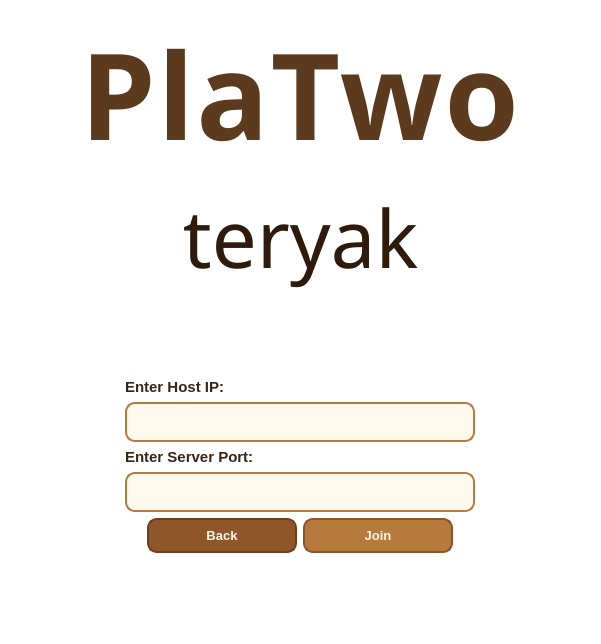
First picture: the form in UI/Network/guest_page.ui, repository PlaTwo-project/PlaTwo, before the edit; both pictures show x 281 to 882 and y 0 to 644 of the 1163 by 644 pixel window.
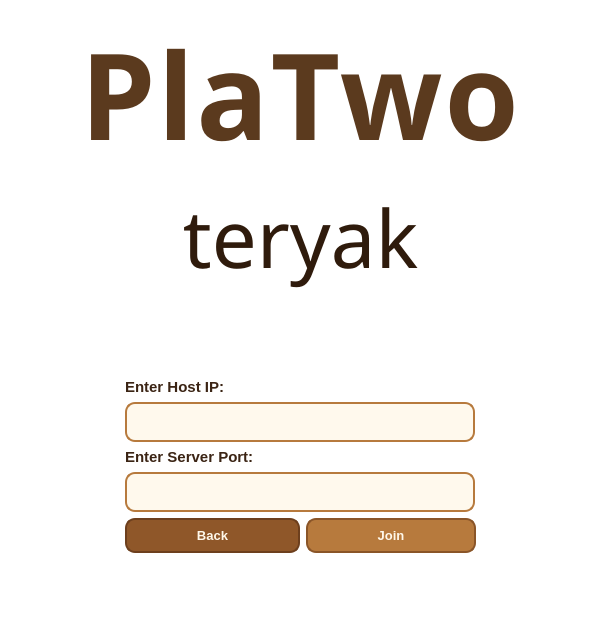
Second picture: the form after the edit.

The edit to the form file:
```diff
--- a/UI/Network/guest_page.ui
+++ b/UI/Network/guest_page.ui
@@ -46,7 +46,68 @@
 }</string>
   </property>
   <layout class="QGridLayout" name="gridLayout">
+   <item row="4" column="0">
+    <spacer name="horizontalSpacer">
+     <property name="orientation">
+      <enum>Qt::Orientation::Horizontal</enum>
+     </property>
+     <property name="sizeType">
+      <enum>QSizePolicy::Policy::Expanding</enum>
+     </property>
+     <property name="sizeHint" stdset="0">
+      <size>
+       <width>800</width>
+       <height>20</height>
+      </size>
+     </property>
+    </spacer>
+   </item>
    <item row="3" column="1">
+    <spacer name="verticalSpacer">
+     <property name="orientation">
+      <enum>Qt::Orientation::Vertical</enum>
+     </property>
+     <property name="sizeType">
+      <enum>QSizePolicy::Policy::Minimum</enum>
+     </property>
+     <property name="sizeHint" stdset="0">
+      <size>
+       <width>20</width>
+       <height>80</height>
+      </size>
+     </property>
+    </spacer>
+   </item>
+   <item row="4" column="2">
+    <spacer name="horizontalSpacer_2">
+     <property name="orientation">
+      <enum>Qt::Orientation::Horizontal</enum>
+     </property>
+     <property name="sizeHint" stdset="0">
+      <size>
+       <width>800</width>
+       <height>20</height>
+      </size>
+     </property>
+    </spacer>
+   </item>
+   <item row="5" column="1">
+    <spacer name="verticalSpacer_2">
+     <property name="orientation">
+      <enum>Qt::Orientation::Vertical</enum>
+     </property>
+     <property name="sizeType">
+      <enum>QSizePolicy::Policy::Expanding</enum>
+     </property>
+     <property name="sizeHint" stdset="0">
+      <size>
+       <width>20</width>
+       <height>40</height>
+      </size>
+     </property>
+    </spacer>
+   </item>
+   <item row="4" column="1">
     <layout class="QGridLayout" name="gridLayout_2">
      <property name="leftMargin">
       <number>0</number>
@@ -185,11 +246,14 @@
      </item>
      <item row="1" column="0">
       <layout class="QHBoxLayout" name="horizontalLayout">
-       <item alignment="Qt::AlignmentFlag::AlignRight">
+       <property name="rightMargin">
+        <number>0</number>
+       </property>
+       <item>
         <widget class="QPushButton" name="pushButton_back">
          <property name="minimumSize">
           <size>
-           <width>150</width>
+           <width>175</width>
            <height>0</height>
           </size>
          </property>
@@ -225,11 +289,11 @@
          </property>
         </widget>
        </item>
-       <item alignment="Qt::AlignmentFlag::AlignLeft">
+       <item>
         <widget class="QPushButton" name="pushButton_join">
          <property name="minimumSize">
           <size>
-           <width>150</width>
+           <width>170</width>
            <height>0</height>
           </size>
          </property>
@@ -269,110 +333,59 @@
      </item>
     </layout>
    </item>
-   <item row="3" column="0">
-    <spacer name="horizontalSpacer">
-     <property name="orientation">
-      <enum>Qt::Orientation::Horizontal</enum>
+   <item row="0" column="0" colspan="3">
+    <layout class="QVBoxLayout" name="verticalLayout_2">
+     <property name="topMargin">
+      <number>0</number>
      </property>
-     <property name="sizeHint" stdset="0">
-      <size>
-       <width>40</width>
-       <height>20</height>
-      </size>
-     </property>
-    </spacer>
-   </item>
-   <item row="1" column="1" alignment="Qt::AlignmentFlag::AlignTop">
-    <widget class="QLabel" name="label_game">
-     <property name="font">
-      <font>
-       <family>Orbitron SemiBold</family>
-       <pointsize>60</pointsize>
-       <bold>false</bold>
-      </font>
-     </property>
-     <property name="styleSheet">
-      <string notr="true">QLabel {
-    color: #2F1B0C;
-    background: transparent;
-}</string>
-     </property>
-     <property name="text">
-      <string>teryak</string>
-     </property>
-     <property name="alignment">
-      <set>Qt::AlignmentFlag::AlignCenter</set>
-     </property>
-    </widget>
-   </item>
-   <item row="4" column="1">
-    <spacer name="verticalSpacer_2">
-     <property name="orientation">
-      <enum>Qt::Orientation::Vertical</enum>
-     </property>
-     <property name="sizeType">
-      <enum>QSizePolicy::Policy::Expanding</enum>
-     </property>
-     <property name="sizeHint" stdset="0">
-      <size>
-       <width>20</width>
-       <height>40</height>
-      </size>
-     </property>
-    </spacer>
-   </item>
-   <item row="2" column="1">
-    <spacer name="verticalSpacer">
-     <property name="orientation">
-      <enum>Qt::Orientation::Vertical</enum>
-     </property>
-     <property name="sizeType">
-      <enum>QSizePolicy::Policy::Minimum</enum>
-     </property>
-     <property name="sizeHint" stdset="0">
-      <size>
-       <width>20</width>
-       <height>80</height>
-      </size>
-     </property>
-    </spacer>
-   </item>
-   <item row="0" column="1" alignment="Qt::AlignmentFlag::AlignTop">
-    <widget class="QLabel" name="label">
-     <property name="font">
-      <font>
-       <family>Orbitron</family>
-       <pointsize>90</pointsize>
-       <bold>true</bold>
-      </font>
-     </property>
-     <property name="styleSheet">
-      <string notr="true">QLabel {
+     <item>
+      <widget class="QLabel" name="label">
+       <property name="font">
+        <font>
+         <family>Orbitron</family>
+         <pointsize>90</pointsize>
+         <bold>true</bold>
+        </font>
+       </property>
+       <property name="styleSheet">
+        <string notr="true">QLabel {
     color: #5B3A1E;
     background: transparent;
     letter-spacing: 2px;
 }</string>
-     </property>
-     <property name="text">
-      <string>PlaTwo</string>
-     </property>
-     <property name="alignment">
-      <set>Qt::AlignmentFlag::AlignCenter</set>
-     </property>
-    </widget>
-   </item>
-   <item row="3" column="2">
-    <spacer name="horizontalSpacer_2">
-     <property name="orientation">
-      <enum>Qt::Orientation::Horizontal</enum>
-     </property>
-     <property name="sizeHint" stdset="0">
-      <size>
-       <width>40</width>
-       <height>20</height>
-      </size>
-     </property>
-    </spacer>
+       </property>
+       <property name="text">
+        <string>PlaTwo</string>
+       </property>
+       <property name="alignment">
+        <set>Qt::AlignmentFlag::AlignCenter</set>
+       </property>
+      </widget>
+     </item>
+     <item>
+      <widget class="QLabel" name="label_game">
+       <property name="font">
+        <font>
+         <family>Orbitron SemiBold</family>
+         <pointsize>60</pointsize>
+         <bold>false</bold>
+        </font>
+       </property>
+       <property name="styleSheet">
+        <string notr="true">QLabel {
+    color: #2F1B0C;
+    background: transparent;
+}</string>
+       </property>
+       <property name="text">
+        <string>teryak</string>
+       </property>
+       <property name="alignment">
+        <set>Qt::AlignmentFlag::AlignCenter</set>
+       </property>
+      </widget>
+     </item>
+    </layout>
    </item>
   </layout>
  </widget>
```
